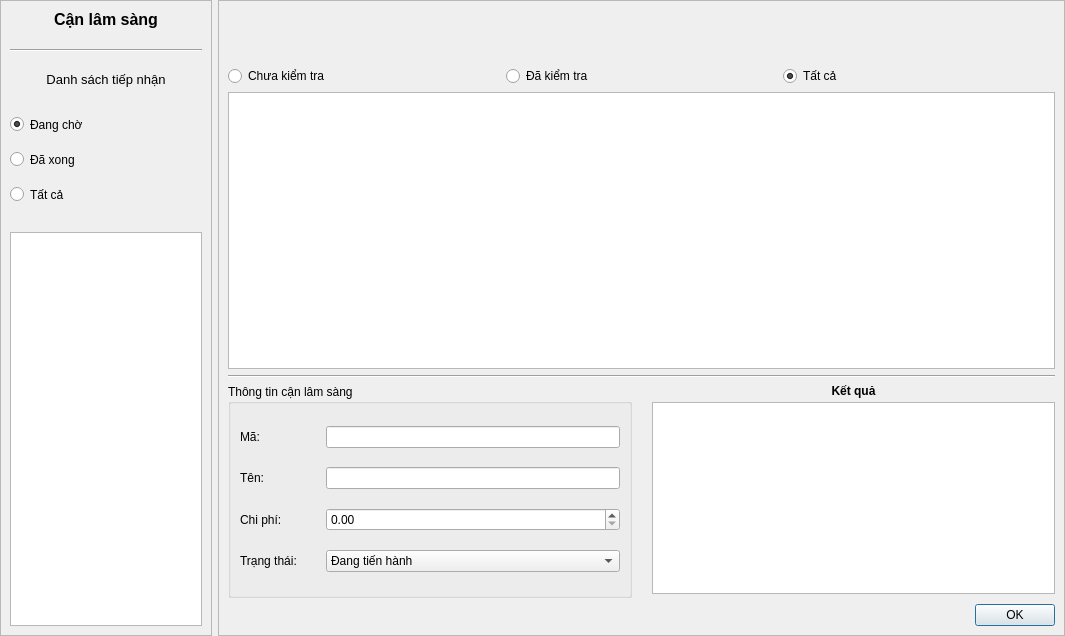
The window that src/views/ParaclinicalView.ui (Taylor3691/Hospital-Management-Project) describes before a commit, drawn with Qt 5.
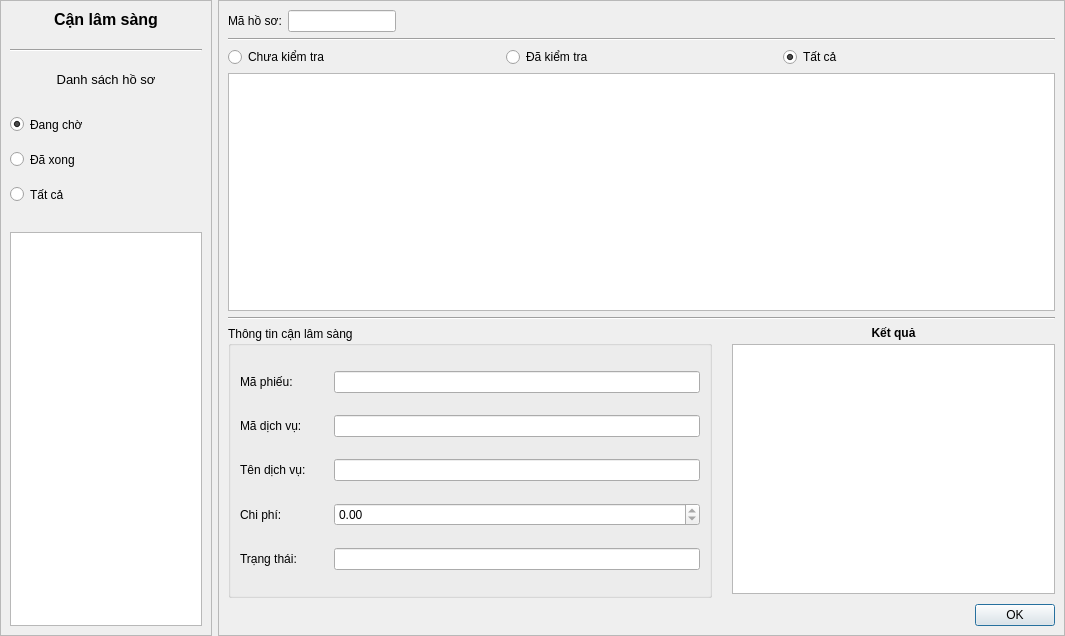
The same window after the commit. Icons and pictures are not drawn.

Commit message: chore(view): correct some label texts

The edit to the form file:
```diff
--- a/src/views/ParaclinicalView.ui
+++ b/src/views/ParaclinicalView.ui
@@ -2309,7 +2309,7 @@
          <string notr="true">font-size: 10pt;</string>
         </property>
         <property name="text">
-         <string>Danh sách tiếp nhận</string>
+         <string>Danh sách hồ sơ</string>
         </property>
         <property name="alignment">
          <set>Qt::AlignCenter</set>
@@ -2401,40 +2401,50 @@
      <property name="frameShadow">
       <enum>QFrame::Raised</enum>
      </property>
-     <layout class="QVBoxLayout" name="verticalLayout_5" stretch="4,1,0">
+     <layout class="QVBoxLayout" name="verticalLayout_5">
       <item>
        <layout class="QVBoxLayout" name="verticalLayout_4">
         <item>
-         <widget class="QLabel" name="recordId_label">
-          <property name="sizePolicy">
-           <sizepolicy hsizetype="Preferred" vsizetype="Maximum">
-            <horstretch>0</horstretch>
-            <verstretch>0</verstretch>
-           </sizepolicy>
-          </property>
-          <property name="minimumSize">
-           <size>
-            <width>0</width>
-            <height>50</height>
-           </size>
-          </property>
-          <property name="font">
-           <font>
-            <family>Segoe UI</family>
-            <pointsize>9</pointsize>
-            <weight>75</weight>
-            <italic>false</italic>
-            <bold>true</bold>
-           </font>
-          </property>
-          <property name="styleSheet">
-           <string notr="true">font-weight: bold;</string>
-          </property>
-          <property name="text">
-           <string>&lt;Mã hồ sơ&gt;</string>
-          </property>
-          <property name="alignment">
-           <set>Qt::AlignCenter</set>
+         <layout class="QHBoxLayout" name="horizontalLayout_8">
+          <item>
+           <widget class="QLabel" name="recordId_label">
+            <property name="text">
+             <string>Mã hồ sơ:</string>
+            </property>
+           </widget>
+          </item>
+          <item>
+           <widget class="QLineEdit" name="recordId_lineEdit">
+            <property name="sizePolicy">
+             <sizepolicy hsizetype="Fixed" vsizetype="Fixed">
+              <horstretch>0</horstretch>
+              <verstretch>0</verstretch>
+             </sizepolicy>
+            </property>
+            <property name="readOnly">
+             <bool>true</bool>
+            </property>
+           </widget>
+          </item>
+          <item>
+           <spacer name="horizontalSpacer">
+            <property name="orientation">
+             <enum>Qt::Horizontal</enum>
+            </property>
+            <property name="sizeHint" stdset="0">
+             <size>
+              <width>40</width>
+              <height>20</height>
+             </size>
+            </property>
+           </spacer>
+          </item>
+         </layout>
+        </item>
+        <item>
+         <widget class="Line" name="line_3">
+          <property name="orientation">
+           <enum>Qt::Horizontal</enum>
           </property>
          </widget>
         </item>
@@ -2467,7 +2477,17 @@
          </layout>
         </item>
         <item>
-         <widget class="QTableView" name="specifiedTests_tableView"/>
+         <widget class="QTableView" name="specifiedTests_tableView">
+          <property name="selectionMode">
+           <enum>QAbstractItemView::SingleSelection</enum>
+          </property>
+          <property name="selectionBehavior">
+           <enum>QAbstractItemView::SelectRows</enum>
+          </property>
+          <property name="sortingEnabled">
+           <bool>true</bool>
+          </property>
+         </widget>
         </item>
        </layout>
       </item>
@@ -2481,7 +2501,7 @@
       <item>
        <layout class="QVBoxLayout" name="verticalLayout_7">
         <item>
-         <layout class="QHBoxLayout" name="horizontalLayout_2">
+         <layout class="QHBoxLayout" name="horizontalLayout_2" stretch="3,2">
           <property name="spacing">
            <number>20</number>
           </property>
@@ -2494,6 +2514,36 @@
              <item>
               <layout class="QHBoxLayout" name="horizontalLayout_4">
                <item>
+                <widget class="QLabel" name="id_label">
+                 <property name="sizePolicy">
+                  <sizepolicy hsizetype="Maximum" vsizetype="Preferred">
+                   <horstretch>0</horstretch>
+                   <verstretch>0</verstretch>
+                  </sizepolicy>
+                 </property>
+                 <property name="minimumSize">
+                  <size>
+                   <width>88</width>
+                   <height>0</height>
+                  </size>
+                 </property>
+                 <property name="text">
+                  <string>Mã phiếu:</string>
+                 </property>
+                </widget>
+               </item>
+               <item>
+                <widget class="QLineEdit" name="id_lineEdit">
+                 <property name="readOnly">
+                  <bool>true</bool>
+                 </property>
+                </widget>
+               </item>
+              </layout>
+             </item>
+             <item>
+              <layout class="QHBoxLayout" name="horizontalLayout_9">
+               <item>
                 <widget class="QLabel" name="testId_label">
                  <property name="sizePolicy">
                   <sizepolicy hsizetype="Maximum" vsizetype="Preferred">
@@ -2503,17 +2553,21 @@
                  </property>
                  <property name="minimumSize">
                   <size>
-                   <width>80</width>
+                   <width>88</width>
                    <height>0</height>
                   </size>
                  </property>
                  <property name="text">
-                  <string>Mã:</string>
+                  <string>Mã dịch vụ:</string>
                  </property>
                 </widget>
                </item>
                <item>
-                <widget class="QLineEdit" name="testId_lineEdit"/>
+                <widget class="QLineEdit" name="testId_lineEdit">
+                 <property name="readOnly">
+                  <bool>true</bool>
+                 </property>
+                </widget>
                </item>
               </layout>
              </item>
@@ -2529,17 +2583,21 @@
                  </property>
                  <property name="minimumSize">
                   <size>
-                   <width>80</width>
+                   <width>88</width>
                    <height>0</height>
                   </size>
                  </property>
                  <property name="text">
-                  <string>Tên:</string>
+                  <string>Tên dịch vụ:</string>
                  </property>
                 </widget>
                </item>
                <item>
-                <widget class="QLineEdit" name="testName_lineEdit"/>
+                <widget class="QLineEdit" name="testName_lineEdit">
+                 <property name="readOnly">
+                  <bool>true</bool>
+                 </property>
+                </widget>
                </item>
               </layout>
              </item>
@@ -2555,7 +2613,7 @@
                  </property>
                  <property name="minimumSize">
                   <size>
-                   <width>80</width>
+                   <width>88</width>
                    <height>0</height>
                   </size>
                  </property>
@@ -2566,6 +2624,9 @@
                </item>
                <item>
                 <widget class="QDoubleSpinBox" name="cost_doubleSpinBox">
+                 <property name="readOnly">
+                  <bool>true</bool>
+                 </property>
                  <property name="maximum">
                   <double>100000000.000000000000000</double>
                  </property>
@@ -2588,7 +2649,7 @@
                  </property>
                  <property name="minimumSize">
                   <size>
-                   <width>80</width>
+                   <width>88</width>
                    <height>0</height>
                   </size>
                  </property>
@@ -2598,17 +2659,10 @@
                 </widget>
                </item>
                <item>
-                <widget class="QComboBox" name="state_comboBox">
-                 <item>
-                  <property name="text">
-                   <string>Đang tiến hành</string>
-                  </property>
-                 </item>
-                 <item>
-                  <property name="text">
-                   <string>Hoàn thành</string>
-                  </property>
-                 </item>
+                <widget class="QLineEdit" name="state_lineEdit">
+                 <property name="readOnly">
+                  <bool>true</bool>
+                 </property>
                 </widget>
                </item>
               </layout>
```
Left out of the diff: 12 changed lines with no effect on the pictures. The commit also changes 2 other files.
